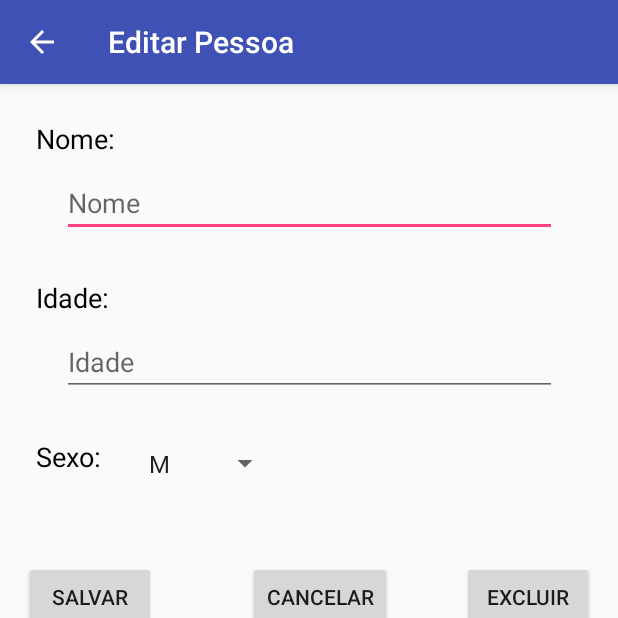
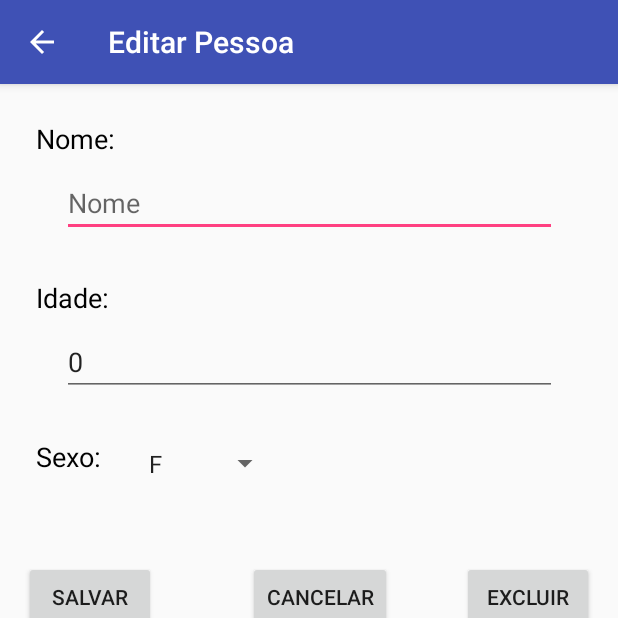
Before and after one commit to amiltonjr/PessoalAndroid, an Android app: the EditPersonActivity screen opened directly, with no data from a screen before it, on a phone screen of 412 x 824 dp, the top half of it. Run offline under Robolectric (Android 15) with nearby library versions, the phone set to English and light mode, and no system bars; network calls fail; 4 statements that could not run were skipped.

Commit message:
Implementada a funcionalidade completa da EditPersonActivity

```diff
--- a/app/src/main/java/com/amiltonsoft/amiltonjunior/pessoalandroid/EditPersonActivity.java
+++ b/app/src/main/java/com/amiltonsoft/amiltonjunior/pessoalandroid/EditPersonActivity.java
@@ -10,12 +10,14 @@ import android.widget.Button;
 import android.widget.EditText;
 import android.widget.Spinner;
 
+import extras.DB;
+
 public class EditPersonActivity extends AppCompatActivity {
 
     // Atributos da classe
     private String USER_ID_KEY      = "ID"; // Chave do parâmetro para enviar entre as activities
     private int userID              = -1;
-    private String[] arraySpinner   = new String[] { "M", "F" }; // Tipos de sexo
+    private String[] arraySpinner; // Tipos de sexo
 
     @Override
     protected void onCreate(Bundle savedInstanceState) {
@@ -25,9 +27,9 @@ public class EditPersonActivity extends AppCompatActivity {
         setSupportActionBar(toolbar);
 
         // Cria os ponteiros para os elementos da activity
-        EditText name   = (EditText) findViewById(R.id.editTextName);
-        EditText age    = (EditText) findViewById(R.id.editTextAge);
-        Spinner sex     = (Spinner) findViewById(R.id.spinnerSex);
+        final EditText name   = (EditText) findViewById(R.id.editTextName);
+        final EditText age    = (EditText) findViewById(R.id.editTextAge);
+        final Spinner sex     = (Spinner) findViewById(R.id.spinnerSex);
         Button save     = (Button) findViewById(R.id.btnSave);
         Button cancel   = (Button) findViewById(R.id.btnCancel);
         Button remove   = (Button) findViewById(R.id.btnRemove);
@@ -39,7 +41,17 @@ public class EditPersonActivity extends AppCompatActivity {
 
         //System.out.println("ID do usuário: " + userID);
 
+        // Preenche com os dados do usuário no banco de dados
+        final DB db = new DB(getBaseContext());
+        name.setText(db.getPersonName(userID));
+        age.setText(String.valueOf(db.getPersonAge(userID)));
+
         // Adiciona as opções ao spinner
+        if (db.getPersonSex(userID).equals("M"))
+            arraySpinner   = new String[] { "M", "F" }; // Tipos de sexo
+        else
+            arraySpinner   = new String[] { "F", "M" }; // Tipos de sexo
+
         ArrayAdapter<String> adapter = new ArrayAdapter<String>(this, android.R.layout.simple_spinner_item, arraySpinner);
         adapter.setDropDownViewResource(android.R.layout.simple_spinner_dropdown_item);
         sex.setAdapter(adapter);
@@ -49,7 +61,13 @@ public class EditPersonActivity extends AppCompatActivity {
             @Override
             public void onClick(View view) {
 
-                System.out.println("Botão Salvar clicado!");
+                //System.out.println("Botão Salvar clicado!");
+
+                // Atualiza a informação no banco de dados
+                db.update(userID, name.getText().toString(), Integer.valueOf(age.getText().toString()), sex.getSelectedItem().toString());
+
+                // Encerra a activity
+                finish();
 
             }
         });
```
